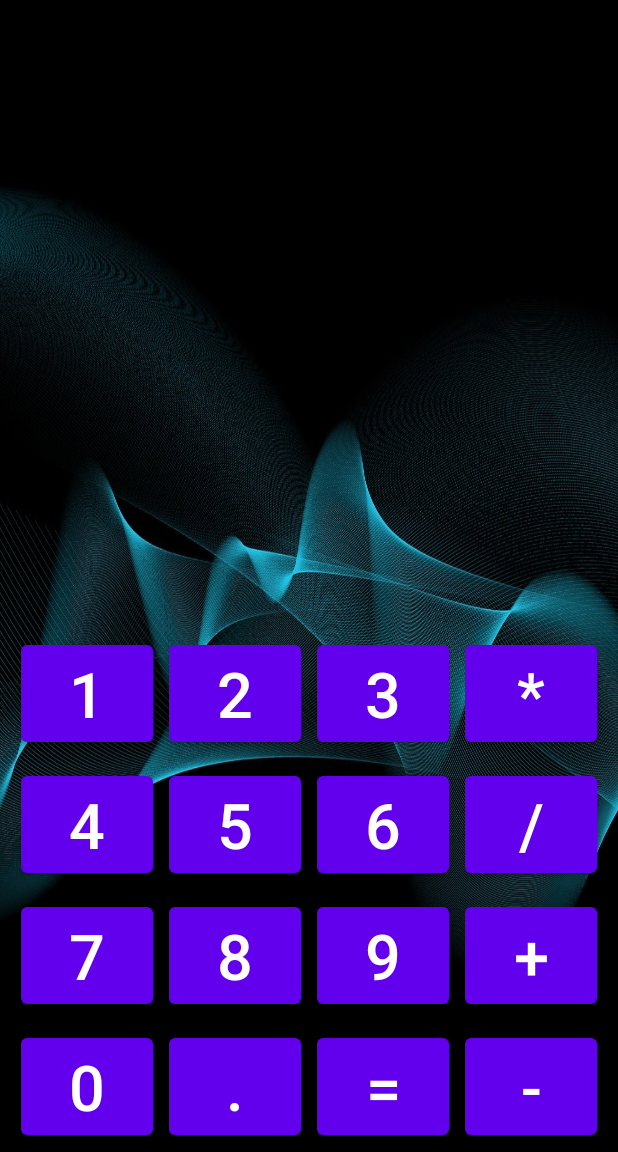
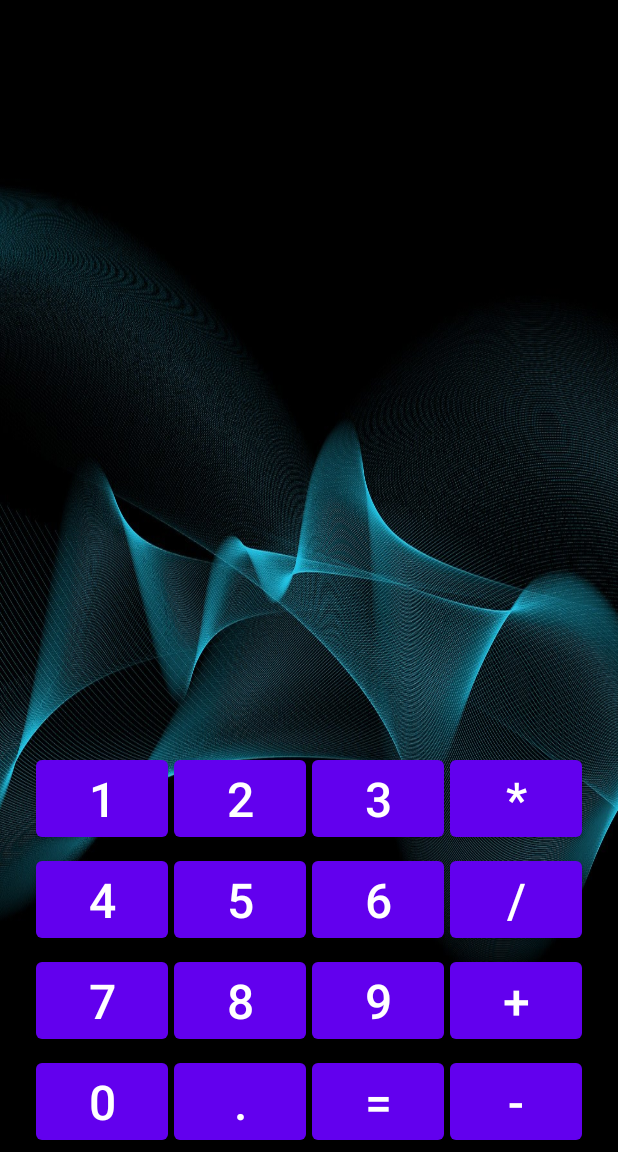
Before and after one commit to GrigorievaMN/Android_Studio, an Android app: the screen it shows after launch (MainActivity), on a phone screen of 412 x 824 dp, the part 84-1236 px from its top. Run offline under Robolectric (Android 15) with nearby library versions, the phone set to English and light mode, and no system bars.

Commit message:
lesson_2 correct size

```diff
--- a/lesson_2/app/src/main/res/values/dimens.xml
+++ b/lesson_2/app/src/main/res/values/dimens.xml
@@ -1,5 +1,5 @@
 <?xml version="1.0" encoding="utf-8"?>
 <resources>
-    <dimen name="button_text">42sp</dimen>
-    <dimen name="margin_button">5dp</dimen>
+    <dimen name="button_text">32sp</dimen>
+    <dimen name="margin_button">2dp</dimen>
 </resources>
```
